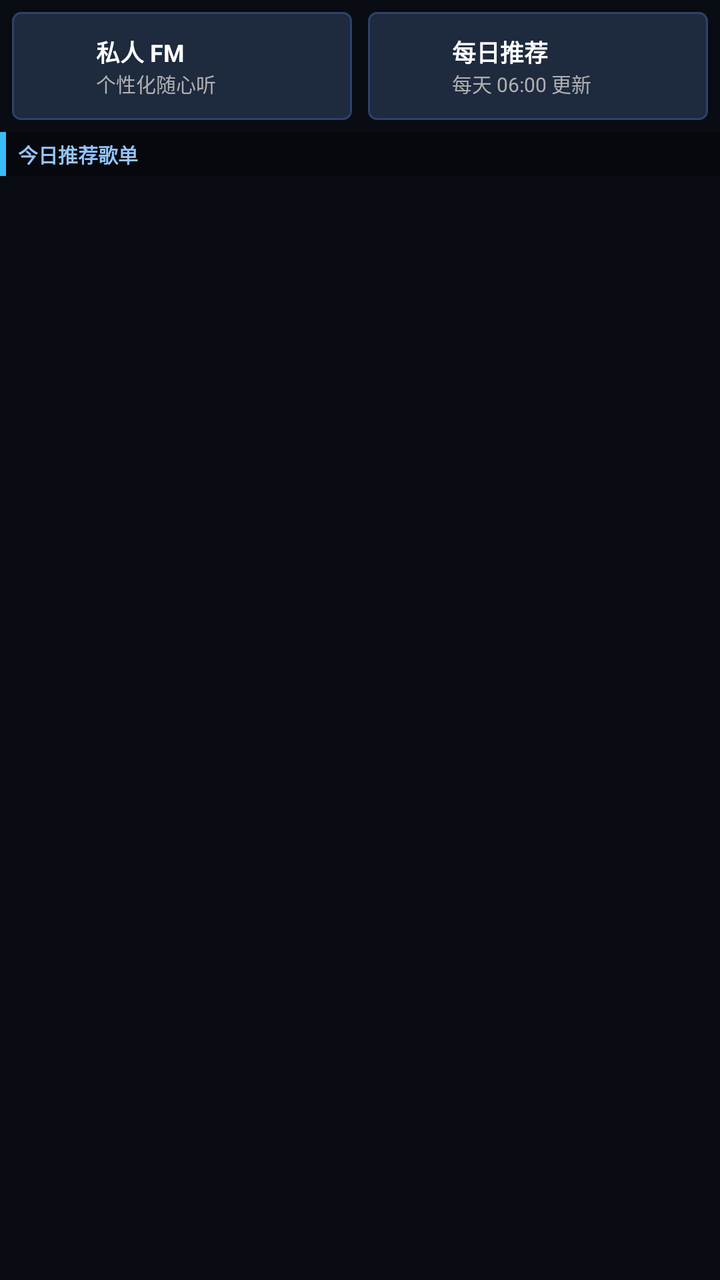
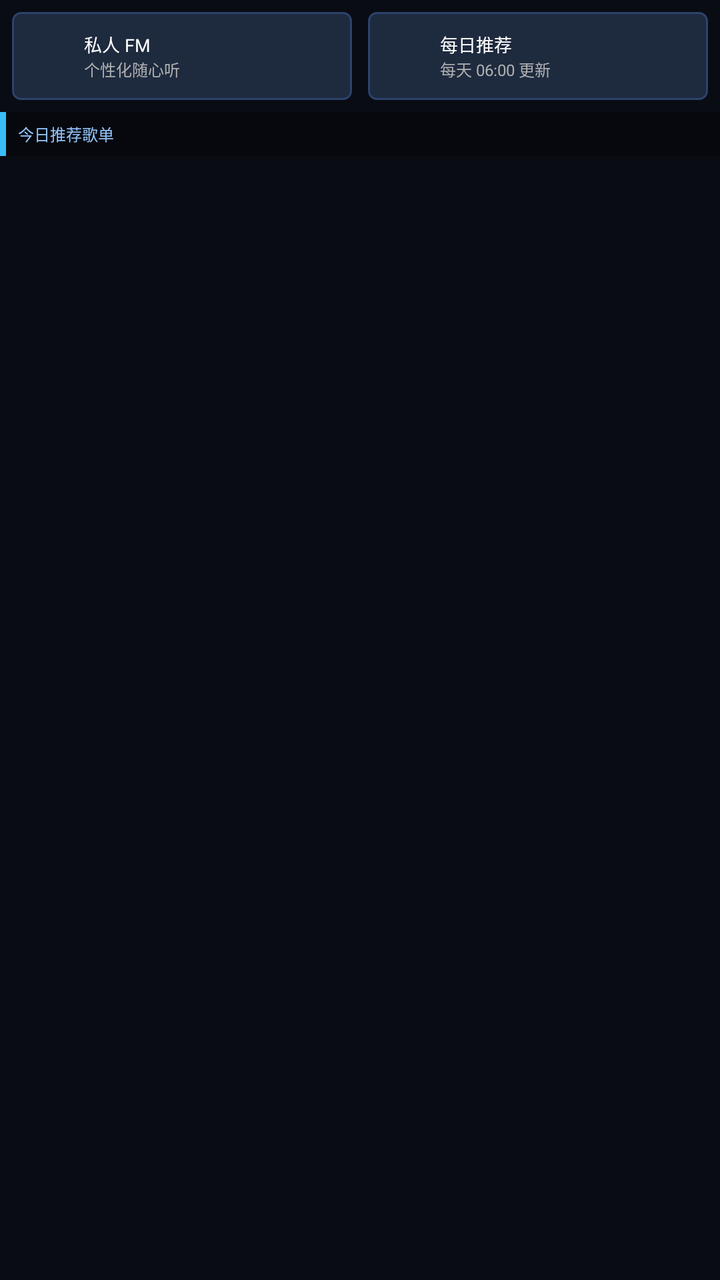

The first picture is an Android layout as it rendered before a commit; the second is the same layout after the commit. The layout source and the unified diff follow.
<!-- AndroidManifest.xml: application theme Theme.KeydroidX.Music -->
<!-- res/layout/fragment_tab_discover.xml -->
<?xml version="1.0" encoding="utf-8"?>
<ScrollView
    xmlns:android="http://schemas.android.com/apk/res/android"
    android:layout_width="match_parent"
    android:layout_height="match_parent"
    android:background="@color/music_dark_bg"
    android:scrollbars="none">

    <LinearLayout
        android:layout_width="match_parent"
        android:layout_height="wrap_content"
        android:orientation="vertical">

        
        
        
        <LinearLayout
            android:layout_width="match_parent"
            android:layout_height="wrap_content"
            android:orientation="vertical"
            android:padding="6dp">

            
            <LinearLayout
                android:layout_width="match_parent"
                android:layout_height="54dp"
                android:orientation="horizontal">

                
                <LinearLayout
                    android:id="@+id/grid_fm"
                    android:layout_width="0dp"
                    android:layout_height="match_parent"
                    android:layout_weight="1"
                    android:layout_marginRight="4dp"
                    android:orientation="horizontal"
                    android:gravity="center_vertical"
                    android:focusable="true"
                    android:paddingLeft="8dp"
                    android:paddingRight="8dp"
                    android:background="@drawable/bg_grid_card">

                    <TextView
                        android:id="@+id/icon_grid_fm"
                        android:layout_width="28dp"
                        android:layout_height="28dp"
                        android:gravity="center"
                        android:textSize="24sp"
                        android:textColor="@color/music_accent"
                        android:includeFontPadding="false" />

                    <LinearLayout
                        android:layout_width="0dp"
                        android:layout_height="wrap_content"
                        android:layout_weight="1"
                        android:layout_marginLeft="6dp"
                        android:orientation="vertical">

                        <TextView
                            android:layout_width="wrap_content"
                            android:layout_height="wrap_content"
                            android:text="@string/discover_fm"
                            android:textColor="@color/music_item_normal_text"
                            android:textSize="12sp"
                            android:textStyle="bold"
                            android:includeFontPadding="false" />

                        <TextView
                            android:layout_width="wrap_content"
                            android:layout_height="wrap_content"
                            android:text="@string/discover_fm_sub"
                            android:textColor="@color/music_subtext"
                            android:textSize="10sp"
                            android:includeFontPadding="false" />
                    </LinearLayout>
                </LinearLayout>

                
                <LinearLayout
                    android:id="@+id/grid_daily"
                    android:layout_width="0dp"
                    android:layout_height="match_parent"
                    android:layout_weight="1"
                    android:layout_marginLeft="4dp"
                    android:orientation="horizontal"
                    android:gravity="center_vertical"
                    android:focusable="true"
                    android:paddingLeft="8dp"
                    android:paddingRight="8dp"
                    android:background="@drawable/bg_grid_card">

                    <TextView
                        android:id="@+id/icon_grid_daily"
                        android:layout_width="28dp"
                        android:layout_height="28dp"
                        android:gravity="center"
                        android:textSize="24sp"
                        android:textColor="@color/music_accent"
                        android:includeFontPadding="false" />

                    <LinearLayout
                        android:layout_width="0dp"
                        android:layout_height="wrap_content"
                        android:layout_weight="1"
                        android:layout_marginLeft="6dp"
                        android:orientation="vertical">

                        <TextView
                            android:layout_width="wrap_content"
                            android:layout_height="wrap_content"
                            android:text="@string/discover_daily"
                            android:textColor="@color/music_item_normal_text"
                            android:textSize="12sp"
                            android:textStyle="bold"
                            android:includeFontPadding="false" />

                        <TextView
                            android:layout_width="wrap_content"
                            android:layout_height="wrap_content"
                            android:text="@string/discover_daily_sub"
                            android:textColor="@color/music_subtext"
                            android:textSize="10sp"
                            android:includeFontPadding="false" />
                    </LinearLayout>
                </LinearLayout>
            </LinearLayout>
        </LinearLayout>

        
        
        
        <LinearLayout
            android:layout_width="match_parent"
            android:layout_height="22dp"
            android:orientation="horizontal"
            android:gravity="center_vertical"
            android:background="#4D000000">

            <View
                android:layout_width="3dp"
                android:layout_height="match_parent"
                android:background="@color/music_accent" />

            <TextView
                android:layout_width="wrap_content"
                android:layout_height="wrap_content"
                android:layout_marginLeft="6dp"
                android:text="@string/discover_section_today"
                android:textColor="@color/music_section_header_text"
                android:textSize="10sp"
                android:textStyle="bold"
                android:includeFontPadding="false" />
        </LinearLayout>

        
        
        
        <LinearLayout
            android:id="@+id/ll_discover_playlist"
            android:layout_width="match_parent"
            android:layout_height="wrap_content"
            android:orientation="vertical" />

    </LinearLayout>
</ScrollView>
<!-- resources referenced by this layout -->
<resources>
  <color name="music_accent">#38BDF8</color>
  <color name="music_dark_bg">#090C13</color>
  <color name="music_item_normal_text">#FFFFFF</color>
  <color name="music_section_header_text">#93C5FD</color>
  <color name="music_subtext">#B0B0B0</color>
  <!-- drawable bg_grid_card (drawable) -->
  <?xml version="1.0" encoding="utf-8"?>
  <shape xmlns:android="http://schemas.android.com/apk/res/android"
      android:shape="rectangle">
      <solid android:color="#1E2A3E" />
      <stroke android:width="1dp" android:color="#2D426B" />
      <corners android:radius="4dp" />
  </shape>
  <string name="discover_daily">每日推荐</string>
  <string name="discover_daily_sub">每天 06:00 更新</string>
  <string name="discover_fm">私人 FM</string>
  <string name="discover_fm_sub">个性化随心听</string>
  <string name="discover_section_today">今日推荐歌单</string>
  <style name="Theme.KeydroidX.Music" parent="Theme.NokiaKeyCore">
          <item name="android:windowNoTitle">true</item>
          <item name="android:windowBackground">@color/music_bg</item>
  
          
          <item name="android:windowDisablePreview">true</item>
          <item name="android:windowContentOverlay">@null</item>
      </style>
  <color name="music_bg">#090C13</color>
</resources>

<!-- the commit's change to res/layout/fragment_tab_discover.xml (unified diff, before → after) -->
@@ -23,7 +23,7 @@
             
             <LinearLayout
                 android:layout_width="match_parent"
-                android:layout_height="54dp"
+                android:layout_height="44dp"
                 android:orientation="horizontal">
 
                 
@@ -42,10 +42,10 @@
 
                     <TextView
                         android:id="@+id/icon_grid_fm"
-                        android:layout_width="28dp"
-                        android:layout_height="28dp"
+                        android:layout_width="22dp"
+                        android:layout_height="22dp"
                         android:gravity="center"
-                        android:textSize="24sp"
+                        android:textSize="18sp"
                         android:textColor="@color/music_accent"
                         android:includeFontPadding="false" />
 
@@ -61,8 +61,8 @@
                             android:layout_height="wrap_content"
                             android:text="@string/discover_fm"
                             android:textColor="@color/music_item_normal_text"
-                            android:textSize="12sp"
-                            android:textStyle="bold"
+                            android:textSize="9sp"
+                            
                             android:includeFontPadding="false" />
 
                         <TextView
@@ -70,7 +70,7 @@
                             android:layout_height="wrap_content"
                             android:text="@string/discover_fm_sub"
                             android:textColor="@color/music_subtext"
-                            android:textSize="10sp"
+                            android:textSize="8sp"
                             android:includeFontPadding="false" />
                     </LinearLayout>
                 </LinearLayout>
@@ -91,10 +91,10 @@
 
                     <TextView
                         android:id="@+id/icon_grid_daily"
-                        android:layout_width="28dp"
-                        android:layout_height="28dp"
+                        android:layout_width="22dp"
+                        android:layout_height="22dp"
                         android:gravity="center"
-                        android:textSize="24sp"
+                        android:textSize="18sp"
                         android:textColor="@color/music_accent"
                         android:includeFontPadding="false" />
 
@@ -110,8 +110,8 @@
                             android:layout_height="wrap_content"
                             android:text="@string/discover_daily"
                             android:textColor="@color/music_item_normal_text"
-                            android:textSize="12sp"
-                            android:textStyle="bold"
+                            android:textSize="9sp"
+                            
                             android:includeFontPadding="false" />
 
                         <TextView
@@ -119,7 +119,7 @@
                             android:layout_height="wrap_content"
                             android:text="@string/discover_daily_sub"
                             android:textColor="@color/music_subtext"
-                            android:textSize="10sp"
+                            android:textSize="8sp"
                             android:includeFontPadding="false" />
                     </LinearLayout>
                 </LinearLayout>
@@ -147,8 +147,8 @@
                 android:layout_marginLeft="6dp"
                 android:text="@string/discover_section_today"
                 android:textColor="@color/music_section_header_text"
-                android:textSize="10sp"
-                android:textStyle="bold"
+                android:textSize="8sp"
+                
                 android:includeFontPadding="false" />
         </LinearLayout>
 
